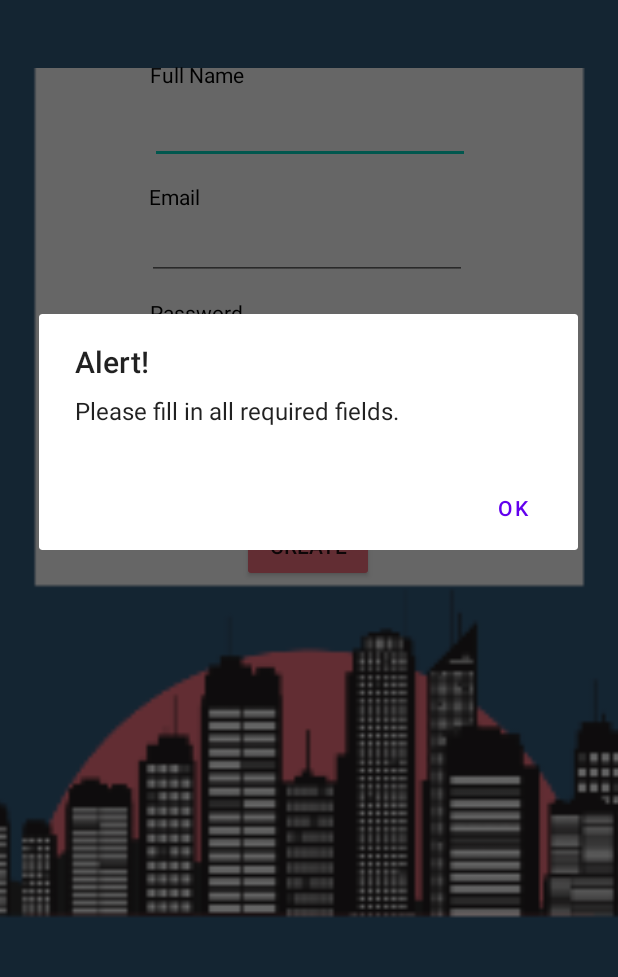
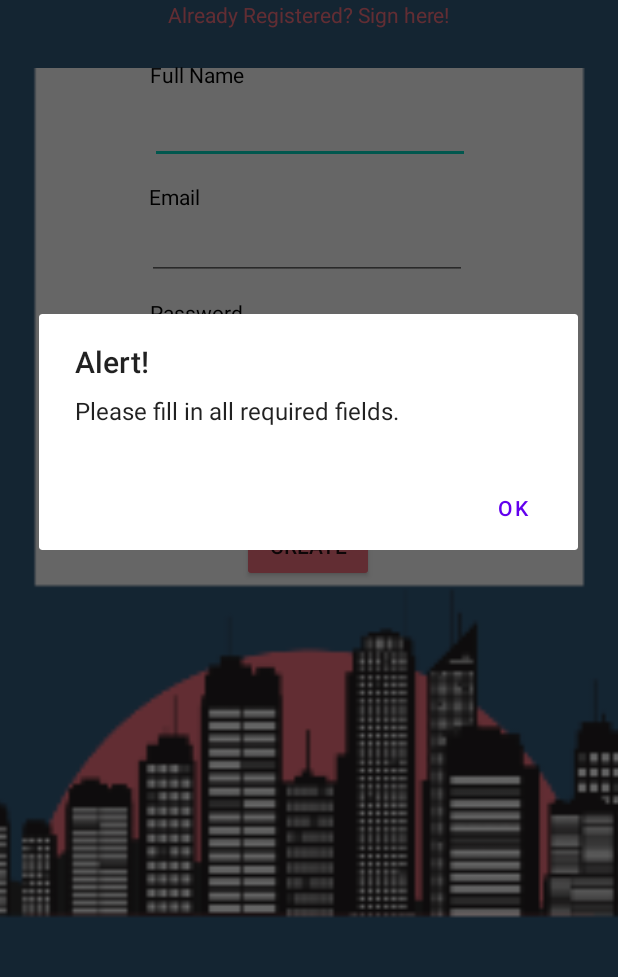
Before and after one commit to raffycabrera/Drew, an Android app: the Register screen opened directly, with no data from a screen before it, after a tap on "CREATE", on a phone screen of 412 x 824 dp, the part 186-1163 px from its top. Run offline under Robolectric (Android 15) with nearby library versions, the phone set to English and light mode, and no system bars; our stand-ins replace Firebase (no records; nobody signed in at launch, a user with empty details on screens opened directly).

Commit message:
added back to log in button in register, adjust spacing on xml file.

```diff
--- a/app/build.gradle
+++ b/app/build.gradle
@@ -37,6 +37,7 @@ dependencies {
     implementation 'androidx.constraintlayout:constraintlayout:2.0.4'
     implementation 'com.google.firebase:firebase-auth:20.0.4'
     implementation 'com.google.firebase:firebase-firestore:22.1.2'
+    implementation 'com.google.firebase:firebase-database:19.7.0'
     testImplementation 'junit:junit:4.+'
     androidTestImplementation 'androidx.test.ext:junit:1.1.2'
     androidTestImplementation 'androidx.test.espresso:espresso-core:3.3.0'
--- a/app/src/main/java/edu/dlsu/drew/Login.java
+++ b/app/src/main/java/edu/dlsu/drew/Login.java
@@ -99,7 +99,7 @@ public class Login extends AppCompatActivity {
 
 
 
-
+        //swaps to register  activity when pressed
        mCreateBtn.setOnClickListener(new View.OnClickListener() {
             @Override
             public void onClick(View v) {
--- a/app/src/main/java/edu/dlsu/drew/Register.java
+++ b/app/src/main/java/edu/dlsu/drew/Register.java
@@ -3,12 +3,12 @@ package edu.dlsu.drew;
 import android.app.Activity;
 import android.app.AlertDialog;
 import android.content.DialogInterface;
+import android.content.Intent;
 import android.os.Bundle;
 import android.util.Log;
 import android.view.View;
 import android.widget.Button;
 import android.widget.EditText;
-import android.widget.ProgressBar;
 import android.widget.TextView;
 import android.widget.Toast;
 
@@ -19,7 +19,6 @@ import com.google.android.gms.tasks.Task;
 import com.google.firebase.auth.AuthResult;
 import com.google.firebase.auth.FirebaseAuth;
 import com.google.firebase.auth.FirebaseUser;
-import com.google.firebase.firestore.FirebaseFirestore;
 
 public class Register extends Activity {
 
@@ -30,7 +29,7 @@ public class Register extends Activity {
 
     EditText mFullName,mEmail,mPassword,mPasswordConfirm;
     Button mRegisterBtn;
-    TextView mLoginBtn;
+    TextView mBackBtn;
     String userID;
 
 
@@ -48,10 +47,16 @@ public class Register extends Activity {
         mPassword   = findViewById(R.id.password);
         mRegisterBtn= findViewById(R.id.registerBtn);
         mPasswordConfirm = findViewById(R.id.password2);
+        mBackBtn = findViewById(R.id.backToSignIn);
 
         mAuth = FirebaseAuth.getInstance();
         // [END initialize_auth]
-
+        mBackBtn.setOnClickListener(new View.OnClickListener() {
+            @Override
+            public void onClick(View v) {
+                startActivity(new Intent(getApplicationContext(),Login.class));
+            }
+        });
 
 
 
@@ -163,13 +168,15 @@ public class Register extends Activity {
     private void alert(String title, String message, String positiveButton ){
         AlertDialog alert = new AlertDialog.Builder(Register.this).setTitle(title).setMessage(message).setPositiveButton(positiveButton, new DialogInterface.OnClickListener() {
             @Override
-            public void onClick(DialogInterface dialog, int which) {
+            public void onClick(DialogInterface dialog, int x) {
                 dialog.dismiss();
             }
         }).create();
         alert.show();
     }
 
+    public void loginPressed(View view){
 
+    }
 
 }
--- a/app/src/main/res/layout/activity_register.xml
+++ b/app/src/main/res/layout/activity_register.xml
@@ -6,6 +6,17 @@
     android:layout_height="match_parent"
     android:background="#335C7D"
     tools:context=".Register">
+
+    <TextView
+        android:id="@+id/backToSignIn"
+        android:layout_width="wrap_content"
+        android:layout_height="wrap_content"
+        android:layout_marginTop="124dp"
+        android:text="Already Registered? Sign here!"
+        android:textColor="#F67280"
+        app:layout_constraintEnd_toEndOf="parent"
+        app:layout_constraintStart_toStartOf="parent"
+        app:layout_constraintTop_toTopOf="parent" />
 
     <ImageView
         android:id="@+id/imageView6"
```
